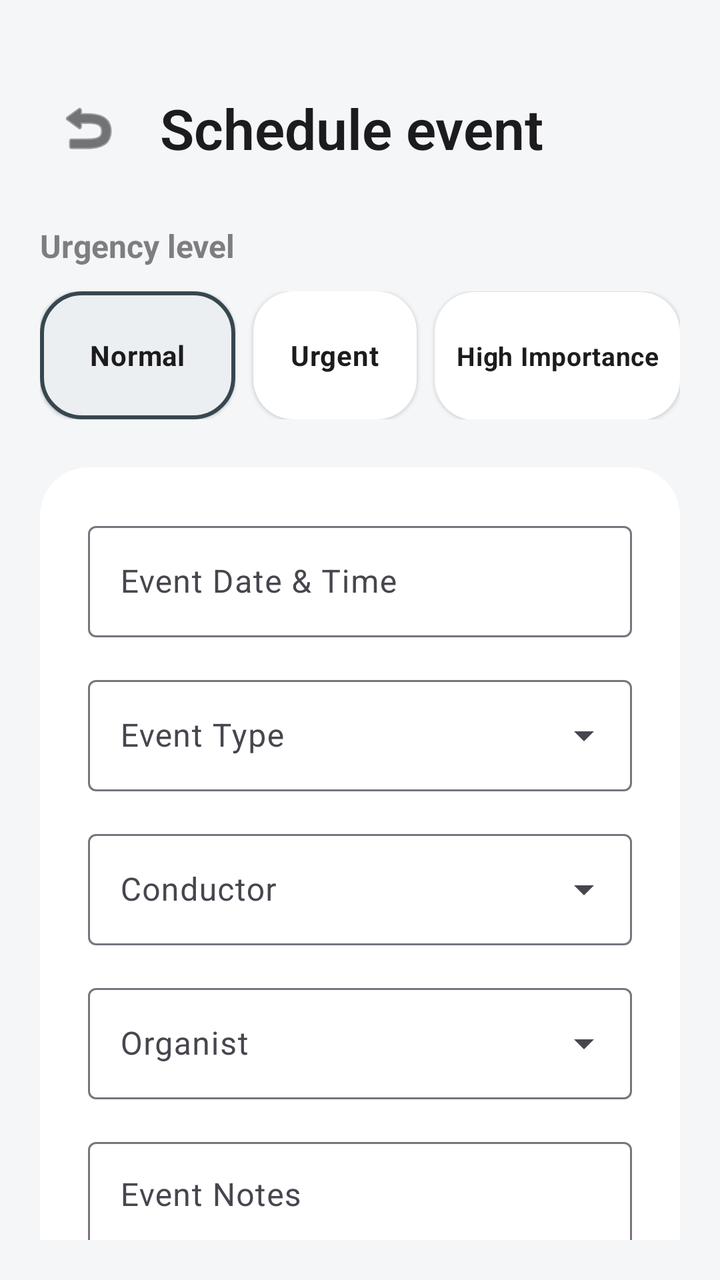
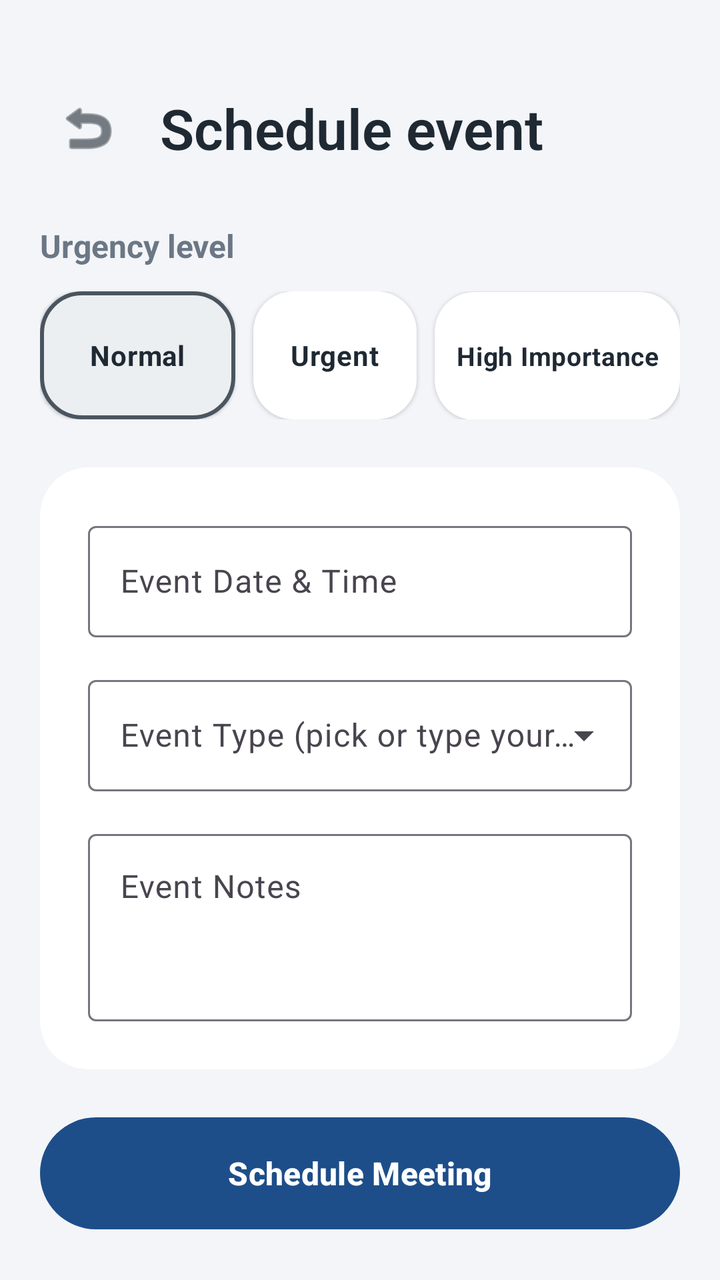

Before-and-after screenshots of an Android layout around one commit, followed by the original layout XML and the change that was made.
<!-- AndroidManifest.xml: application theme Theme.DivineRoster -->
<!-- res/layout/activity_roster_scheduler.xml -->
<?xml version="1.0" encoding="utf-8"?>
<androidx.core.widget.NestedScrollView xmlns:android="http://schemas.android.com/apk/res/android"
    xmlns:app="http://schemas.android.com/apk/res-auto"
    android:layout_width="match_parent"
    android:layout_height="match_parent"
    android:padding="20dp"
    android:background="?android:windowBackground">

    <LinearLayout
        android:layout_width="match_parent"
        android:layout_height="wrap_content"
        android:orientation="vertical">

        
        <LinearLayout
            android:layout_width="match_parent"
            android:layout_height="wrap_content"
            android:orientation="horizontal"
            android:gravity="center_vertical"
            android:layout_marginTop="20dp"
            android:layout_marginBottom="24dp">

            <ImageButton
                android:id="@+id/btnBack"
                android:layout_width="48dp"
                android:layout_height="48dp"
                android:background="?android:attr/selectableItemBackgroundBorderless"
                android:src="@android:drawable/ic_menu_revert"
                app:tint="?android:textColorPrimary" />

            <TextView
                android:layout_width="wrap_content"
                android:layout_height="wrap_content"
                android:text="Schedule event"
                android:textSize="28sp"
                android:textStyle="bold"
                android:textColor="?android:textColorPrimary"
                android:layout_marginStart="12dp"
                android:fontFamily="sans-serif-light" />
        </LinearLayout>

        
        <TextView
            android:layout_width="wrap_content"
            android:layout_height="wrap_content"
            android:text="Urgency level"
            android:textSize="16sp"
            android:textStyle="bold"
            android:textColor="?android:textColorSecondary"
            android:layout_marginBottom="12dp" />

        <LinearLayout
            android:layout_width="match_parent"
            android:layout_height="wrap_content"
            android:orientation="horizontal"
            android:layout_marginBottom="24dp">

            <RadioGroup
                android:id="@+id/rgUrgencyLevel"
                android:layout_width="match_parent"
                android:layout_height="wrap_content"
                android:orientation="horizontal">

                <RadioButton
                    android:id="@+id/rbNormal"
                    android:layout_width="0dp"
                    android:layout_weight="1.2"
                    android:layout_height="64dp"
                    android:text="Normal"
                    android:button="@null"
                    android:background="@drawable/bg_urgency_normal_selector"
                    android:gravity="center"
                    android:checked="true"
                    android:textColor="?android:textColorPrimary"
                    android:textSize="14sp"
                    android:textStyle="bold"
                    android:elevation="1dp"
                    android:layout_marginEnd="6dp" />

                <RadioButton
                    android:id="@+id/rbUrgent"
                    android:layout_width="0dp"
                    android:layout_weight="1"
                    android:layout_height="64dp"
                    android:text="Urgent"
                    android:button="@null"
                    android:background="@drawable/bg_urgency_urgent_selector"
                    android:gravity="center"
                    android:textColor="?android:textColorPrimary"
                    android:textSize="14sp"
                    android:textStyle="bold"
                    android:elevation="1dp"
                    android:layout_marginHorizontal="3dp" />

                <RadioButton
                    android:id="@+id/rbHighImportance"
                    android:layout_width="0dp"
                    android:layout_weight="1.5"
                    android:layout_height="64dp"
                    android:text="High Importance"
                    android:button="@null"
                    android:background="@drawable/bg_urgency_high_selector"
                    android:gravity="center"
                    android:textColor="?android:textColorPrimary"
                    android:textSize="13sp"
                    android:textStyle="bold"
                    android:elevation="1dp"
                    android:layout_marginStart="6dp" />
            </RadioGroup>
        </LinearLayout>

        
        <androidx.cardview.widget.CardView
            android:layout_width="match_parent"
            android:layout_height="wrap_content"
            app:cardCornerRadius="24dp"
            app:cardElevation="0dp"
            app:cardBackgroundColor="?attr/cardBackgroundColor"
            android:layout_marginBottom="24dp">

            <LinearLayout
                android:layout_width="match_parent"
                android:layout_height="wrap_content"
                android:orientation="vertical"
                android:padding="24dp">

                
                <com.google.android.material.textfield.TextInputLayout
                    android:id="@+id/tilDate"
                    android:layout_width="match_parent"
                    android:layout_height="wrap_content"
                    android:hint="Event Date &amp; Time"
                    style="@style/Widget.Material3.TextInputLayout.OutlinedBox">

                    <com.google.android.material.textfield.TextInputEditText
                        android:id="@+id/etDate"
                        android:layout_width="match_parent"
                        android:layout_height="wrap_content"
                        android:focusable="false"
                        android:clickable="true"
                        android:textSize="16sp" />
                </com.google.android.material.textfield.TextInputLayout>

                
                <com.google.android.material.textfield.TextInputLayout
                    android:id="@+id/tilServiceType"
                    android:layout_width="match_parent"
                    android:layout_height="wrap_content"
                    android:layout_marginTop="16dp"
                    android:hint="Event Type"
                    style="@style/Widget.Material3.TextInputLayout.OutlinedBox.ExposedDropdownMenu">

                    <AutoCompleteTextView
                        android:id="@+id/actvServiceType"
                        android:layout_width="match_parent"
                        android:layout_height="wrap_content"
                        android:inputType="none"
                        android:textSize="16sp" />
                </com.google.android.material.textfield.TextInputLayout>

                
                <com.google.android.material.textfield.TextInputLayout
                    android:id="@+id/tilConductor"
                    android:layout_width="match_parent"
                    android:layout_height="wrap_content"
                    android:layout_marginTop="16dp"
                    android:hint="Conductor"
                    style="@style/Widget.Material3.TextInputLayout.OutlinedBox.ExposedDropdownMenu">

                    <AutoCompleteTextView
                        android:id="@+id/actvConductor"
                        android:layout_width="match_parent"
                        android:layout_height="wrap_content"
                        android:inputType="none"
                        android:textSize="16sp" />
                </com.google.android.material.textfield.TextInputLayout>

                
                <com.google.android.material.textfield.TextInputLayout
                    android:id="@+id/tilOrganist"
                    android:layout_width="match_parent"
                    android:layout_height="wrap_content"
                    android:layout_marginTop="16dp"
                    android:hint="Organist"
                    style="@style/Widget.Material3.TextInputLayout.OutlinedBox.ExposedDropdownMenu">

                    <AutoCompleteTextView
                        android:id="@+id/actvOrganist"
                        android:layout_width="match_parent"
                        android:layout_height="wrap_content"
                        android:inputType="none"
                        android:textSize="16sp" />
                </com.google.android.material.textfield.TextInputLayout>

                
                <com.google.android.material.textfield.TextInputLayout
                    android:id="@+id/tilNotes"
                    android:layout_width="match_parent"
                    android:layout_height="wrap_content"
                    android:layout_marginTop="16dp"
                    android:hint="Event Notes"
                    style="@style/Widget.Material3.TextInputLayout.OutlinedBox">

                    <com.google.android.material.textfield.TextInputEditText
                        android:id="@+id/etNotes"
                        android:layout_width="match_parent"
                        android:layout_height="wrap_content"
                        android:inputType="textMultiLine"
                        android:gravity="top|start"
                        android:lines="3"
                        android:textSize="16sp" />
                </com.google.android.material.textfield.TextInputLayout>

            </LinearLayout>
        </androidx.cardview.widget.CardView>

        
        <Button
            android:id="@+id/btnSchedule"
            android:layout_width="match_parent"
            android:layout_height="56dp"
            android:text="Schedule Event"
            android:textSize="16sp"
            android:textStyle="bold"
            android:background="@drawable/bg_rounded_button"
            app:backgroundTint="@null"
            android:layout_marginBottom="40dp" />

    </LinearLayout>
</androidx.core.widget.NestedScrollView>
<!-- resources referenced by this layout -->
<resources>
  <!-- drawable bg_rounded_button (drawable) -->
  <?xml version="1.0" encoding="utf-8"?>
  <shape xmlns:android="http://schemas.android.com/apk/res/android"
      android:shape="rectangle">
      <solid android:color="@color/primary" />
      <corners android:radius="28dp" />
  </shape>
  <!-- drawable bg_urgency_high_selector (drawable) -->
  <?xml version="1.0" encoding="utf-8"?>
  <selector xmlns:android="http://schemas.android.com/apk/res/android">
      <item android:state_checked="true">
          <shape android:shape="rectangle">
              <solid android:color="@color/badge_high_bg" />
              <corners android:radius="20dp" />
              <stroke android:width="2dp" android:color="@color/badge_high_txt" />
          </shape>
      </item>
      <item>
          <shape android:shape="rectangle">
              <solid android:color="?attr/cardBackgroundColor" />
              <corners android:radius="20dp" />
          </shape>
      </item>
  </selector>
  <!-- drawable bg_urgency_urgent_selector (drawable) -->
  <?xml version="1.0" encoding="utf-8"?>
  <selector xmlns:android="http://schemas.android.com/apk/res/android">
      <item android:state_checked="true">
          <shape android:shape="rectangle">
              <solid android:color="@color/badge_urgent_bg" />
              <corners android:radius="20dp" />
              <stroke android:width="2dp" android:color="@color/badge_urgent_txt" />
          </shape>
      </item>
      <item>
          <shape android:shape="rectangle">
              <solid android:color="?attr/cardBackgroundColor" />
              <corners android:radius="20dp" />
          </shape>
      </item>
  </selector>
  <style name="Theme.DivineRoster" parent="Theme.Material3.DayNight.NoActionBar">
          <item name="colorPrimary">@color/primary</item>
          <item name="colorPrimaryDark">@color/primary_dark</item>
          <item name="colorSecondary">@color/accent</item>
          <item name="android:windowBackground">@color/light_bg</item>
          <item name="cardBackgroundColor">@color/light_card</item>
          <item name="android:textColorPrimary">@color/light_text</item>
          <item name="android:textColorSecondary">@color/light_text_secondary</item>
      </style>
  <color name="primary">#4A6984</color>
  <color name="badge_high_bg">#FFEBEE</color>
  <color name="badge_high_txt">#C62828</color>
  <color name="badge_normal_bg">#ECEFF1</color>
  <color name="badge_normal_txt">#37474F</color>
  <color name="badge_urgent_bg">#FFF3E0</color>
  <color name="badge_urgent_txt">#EF6C00</color>
  <color name="primary_dark">#2C4257</color>
  <color name="accent">#6C8EBF</color>
  <color name="light_bg">#F4F6F8</color>
  <color name="light_card">#FFFFFF</color>
  <color name="light_text">#1C1C1E</color>
  <color name="light_text_secondary">#7E7E82</color>
  <!-- unchanged entries left out for length: 1 -->
</resources>

<!-- the commit's change to res/layout/activity_roster_scheduler.xml (unified diff, before → after) -->
@@ -26,9 +26,11 @@
                 android:layout_height="48dp"
                 android:background="?android:attr/selectableItemBackgroundBorderless"
                 android:src="@android:drawable/ic_menu_revert"
+                android:contentDescription="Back"
                 app:tint="?android:textColorPrimary" />
 
             <TextView
+                android:id="@+id/tvScreenTitle"
                 android:layout_width="wrap_content"
                 android:layout_height="wrap_content"
                 android:text="Schedule event"
@@ -147,50 +149,103 @@
                     android:layout_width="match_parent"
                     android:layout_height="wrap_content"
                     android:layout_marginTop="16dp"
-                    android:hint="Event Type"
+                    android:hint="Event Type (pick or type your own)"
                     style="@style/Widget.Material3.TextInputLayout.OutlinedBox.ExposedDropdownMenu">
 
                     <AutoCompleteTextView
                         android:id="@+id/actvServiceType"
                         android:layout_width="match_parent"
                         android:layout_height="wrap_content"
-                        android:inputType="none"
+                        android:inputType="textCapSentences"
                         android:textSize="16sp" />
                 </com.google.android.material.textfield.TextInputLayout>
 
                 
-                <com.google.android.material.textfield.TextInputLayout
-                    android:id="@+id/tilConductor"
-                    android:layout_width="match_parent"
-                    android:layout_height="wrap_content"
-                    android:layout_marginTop="16dp"
-                    android:hint="Conductor"
-                    style="@style/Widget.Material3.TextInputLayout.OutlinedBox.ExposedDropdownMenu">
-
-                    <AutoCompleteTextView
-                        android:id="@+id/actvConductor"
-                        android:layout_width="match_parent"
-                        android:layout_height="wrap_content"
-                        android:inputType="none"
-                        android:textSize="16sp" />
-                </com.google.android.material.textfield.TextInputLayout>
-
-                
-                <com.google.android.material.textfield.TextInputLayout
-                    android:id="@+id/tilOrganist"
-                    android:layout_width="match_parent"
-                    android:layout_height="wrap_content"
-                    android:layout_marginTop="16dp"
-                    android:hint="Organist"
-                    style="@style/Widget.Material3.TextInputLayout.OutlinedBox.ExposedDropdownMenu">
-
-                    <AutoCompleteTextView
-                        android:id="@+id/actvOrganist"
-                        android:layout_width="match_parent"
-                        android:layout_height="wrap_content"
-                        android:inputType="none"
-                        android:textSize="16sp" />
-                </com.google.android.material.textfield.TextInputLayout>
+                <LinearLayout
+                    android:id="@+id/groupMeeting"
+                    android:layout_width="match_parent"
+                    android:layout_height="wrap_content"
+                    android:orientation="vertical"
+                    android:visibility="gone">
+
+                    <com.google.android.material.textfield.TextInputLayout
+                        android:id="@+id/tilCoordinator"
+                        android:layout_width="match_parent"
+                        android:layout_height="wrap_content"
+                        android:layout_marginTop="16dp"
+                        android:hint="Event coordinator (pick or type a name)"
+                        style="@style/Widget.Material3.TextInputLayout.OutlinedBox.ExposedDropdownMenu">
+
+                        <AutoCompleteTextView
+                            android:id="@+id/actvCoordinator"
+                            android:layout_width="match_parent"
+                            android:layout_height="wrap_content"
+                            android:inputType="textPersonName|textCapWords"
+                            android:textSize="16sp" />
+                    </com.google.android.material.textfield.TextInputLayout>
+
+                    <com.google.android.material.textfield.TextInputLayout
+                        android:id="@+id/tilMustAttend"
+                        android:layout_width="match_parent"
+                        android:layout_height="wrap_content"
+                        android:layout_marginTop="16dp"
+                        android:hint="Must attend (type names or pick members)"
+                        app:endIconMode="custom"
+                        app:endIconDrawable="@drawable/ic_group"
+                        app:endIconContentDescription="Select members"
+                        style="@style/Widget.Material3.TextInputLayout.OutlinedBox">
+
+                        <com.google.android.material.textfield.TextInputEditText
+                            android:id="@+id/etMustAttend"
+                            android:layout_width="match_parent"
+                            android:layout_height="wrap_content"
+                            android:inputType="textMultiLine|textCapWords"
+                            android:gravity="top|start"
+                            android:minLines="2"
+                            android:textSize="16sp" />
+                    </com.google.android.material.textfield.TextInputLayout>
+                </LinearLayout>
+
+                
+                <LinearLayout
+                    android:id="@+id/groupService"
+                    android:layout_width="match_parent"
+                    android:layout_height="wrap_content"
+                    android:orientation="vertical"
+                    android:visibility="gone">
+
+                    <com.google.android.material.textfield.TextInputLayout
+                        android:id="@+id/tilConductor"
+                        android:layout_width="match_parent"
+                        android:layout_height="wrap_content"
+                        android:layout_marginTop="16dp"
+                        android:hint="Conductor"
+                        style="@style/Widget.Material3.TextInputLayout.OutlinedBox.ExposedDropdownMenu">
+
+                        <AutoCompleteTextView
+                            android:id="@+id/actvConductor"
+                            android:layout_width="match_parent"
+                            android:layout_height="wrap_content"
+                            android:inputType="none"
+                            android:textSize="16sp" />
+                    </com.google.android.material.textfield.TextInputLayout>
+
+                    <com.google.android.material.textfield.TextInputLayout
+                        android:id="@+id/tilOrganist"
+                        android:layout_width="match_parent"
+                        android:layout_height="wrap_content"
+                        android:layout_marginTop="16dp"
+                        android:hint="Organist"
+                        style="@style/Widget.Material3.TextInputLayout.OutlinedBox.ExposedDropdownMenu">
+
+                        <AutoCompleteTextView
+                            android:id="@+id/actvOrganist"
+                            android:layout_width="match_parent"
+                            android:layout_height="wrap_content"
+                            android:inputType="none"
+                            android:textSize="16sp" />
+                    </com.google.android.material.textfield.TextInputLayout>
+                </LinearLayout>
 
                 
                 <com.google.android.material.textfield.TextInputLayout
@@ -215,11 +270,52 @@
         </androidx.cardview.widget.CardView>
 
         
+        <androidx.cardview.widget.CardView
+            android:id="@+id/cardHymns"
+            android:layout_width="match_parent"
+            android:layout_height="wrap_content"
+            app:cardCornerRadius="24dp"
+            app:cardElevation="0dp"
+            app:cardBackgroundColor="?attr/cardBackgroundColor"
+            android:layout_marginBottom="24dp"
+            android:visibility="gone">
+
+            <LinearLayout
+                android:layout_width="match_parent"
+                android:layout_height="wrap_content"
+                android:orientation="vertical"
+                android:padding="24dp">
+
+                <TextView
+                    android:layout_width="wrap_content"
+                    android:layout_height="wrap_content"
+                    android:text="Hymn numbers"
+                    android:textSize="18sp"
+                    android:textStyle="bold"
+                    android:textColor="?android:textColorPrimary" />
+
+                <TextView
+                    android:layout_width="wrap_content"
+                    android:layout_height="wrap_content"
+                    android:text="Fill in only the segments that have a hymn."
+                    android:textSize="13sp"
+                    android:textColor="?android:textColorSecondary"
+                    android:layout_marginTop="2dp" />
+
+                <LinearLayout
+                    android:id="@+id/hymnFieldsContainer"
+                    android:layout_width="match_parent"
+                    android:layout_height="wrap_content"
+                    android:orientation="vertical" />
+            </LinearLayout>
+        </androidx.cardview.widget.CardView>
+
+        
         <Button
             android:id="@+id/btnSchedule"
             android:layout_width="match_parent"
             android:layout_height="56dp"
-            android:text="Schedule Event"
+            android:text="Schedule Meeting"
             android:textSize="16sp"
             android:textStyle="bold"
             android:background="@drawable/bg_rounded_button"
<!-- resource entries referenced after the edit -->
@@ -41,6 +41,17 @@
           </shape>
       </item>
   </selector>
+  <!-- drawable ic_group (drawable) -->
+  <?xml version="1.0" encoding="utf-8"?>
+  <vector xmlns:android="http://schemas.android.com/apk/res/android"
+      android:width="24dp"
+      android:height="24dp"
+      android:viewportWidth="24"
+      android:viewportHeight="24">
+      <path
+          android:fillColor="#FF000000"
+          android:pathData="M16,11c1.66,0 2.99,-1.34 2.99,-3S17.66,5 16,5c-1.66,0 -3,1.34 -3,3s1.34,3 3,3zM8,11c1.66,0 2.99,-1.34 2.99,-3S9.66,5 8,5C6.34,5 5,6.34 5,8s1.34,3 3,3zM8,13c-2.33,0 -7,1.17 -7,3.5V19h14v-2.5c0,-2.33 -4.67,-3.5 -7,-3.5zM16,13c-0.29,0 -0.62,0.02 -0.97,0.05 1.16,0.84 1.97,1.97 1.97,3.45V19h6v-2.5c0,-2.33 -4.67,-3.5 -7,-3.5z" />
+  </vector>
   <style name="Theme.DivineRoster" parent="Theme.Material3.DayNight.NoActionBar">
           <item name="colorPrimary">@color/primary</item>
           <item name="colorPrimaryDark">@color/primary_dark</item>
@@ -50,19 +61,19 @@
           <item name="android:textColorPrimary">@color/light_text</item>
           <item name="android:textColorSecondary">@color/light_text_secondary</item>
       </style>
-  <color name="primary">#4A6984</color>
-  <color name="badge_high_bg">#FFEBEE</color>
-  <color name="badge_high_txt">#C62828</color>
+  <color name="primary">#1D4E89</color>
+  <color name="badge_high_bg">#1D4E89</color>
+  <color name="badge_high_txt">#FFFFFF</color>
   <color name="badge_normal_bg">#ECEFF1</color>
-  <color name="badge_normal_txt">#37474F</color>
-  <color name="badge_urgent_bg">#FFF3E0</color>
-  <color name="badge_urgent_txt">#EF6C00</color>
-  <color name="primary_dark">#2C4257</color>
-  <color name="accent">#6C8EBF</color>
-  <color name="light_bg">#F4F6F8</color>
+  <color name="badge_normal_txt">#4A5560</color>
+  <color name="badge_urgent_bg">#DCEBFA</color>
+  <color name="badge_urgent_txt">#1D6FB8</color>
+  <color name="primary_dark">#12365F</color>
+  <color name="accent">#3B82C4</color>
+  <color name="light_bg">#F3F5F8</color>
   <color name="light_card">#FFFFFF</color>
-  <color name="light_text">#1C1C1E</color>
-  <color name="light_text_secondary">#7E7E82</color>
+  <color name="light_text">#1F2933</color>
+  <color name="light_text_secondary">#6B7785</color>
   <!-- unchanged entries left out for length: 1 -->
 </resources>
 
